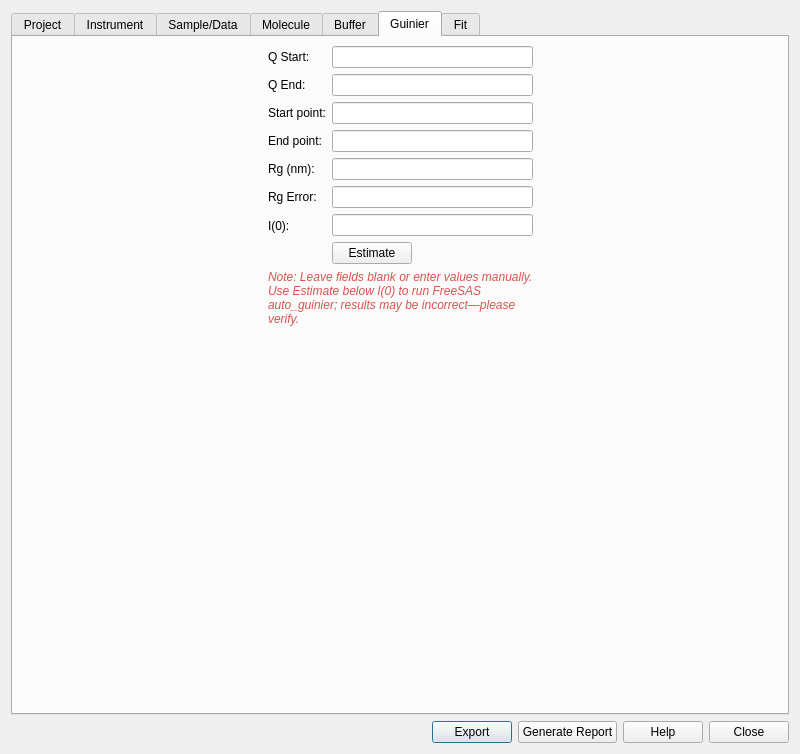
First picture: the form in src/sas/qtgui/Utilities/SASBDB/UI/SASBDBDialogUI.ui, repository SasView/sasview, before the edit.
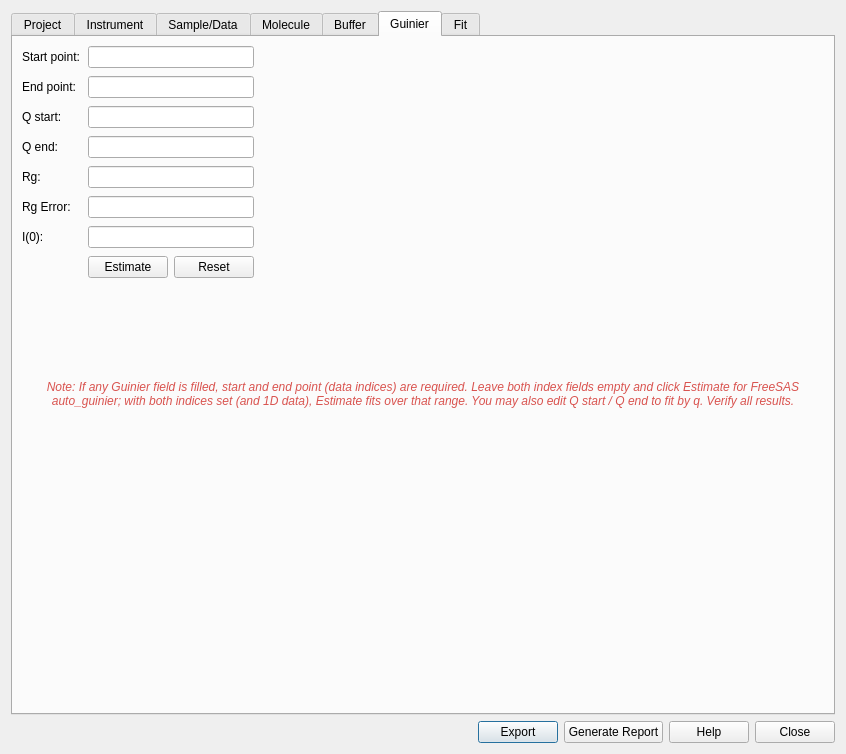
Second picture: the form after the edit. The open tabs and pages were chosen to show the change.

Commit message: Adding more Guiner functionality and plot

The edit to the form file:
```diff
--- a/src/sas/qtgui/Utilities/SASBDB/UI/SASBDBDialogUI.ui
+++ b/src/sas/qtgui/Utilities/SASBDB/UI/SASBDBDialogUI.ui
@@ -529,70 +529,62 @@
        <string>Guinier</string>
       </attribute>
       <layout class="QVBoxLayout" name="verticalLayoutGuinier">
+       <property name="spacing">
+        <number>10</number>
+       </property>
        <item>
         <layout class="QHBoxLayout" name="horizontalLayoutGuinier">
          <item>
-          <spacer name="horizontalSpacerGuinierLeft">
-           <property name="orientation">
-            <enum>Qt::Horizontal</enum>
+          <layout class="QVBoxLayout" name="verticalLayoutGuinierLeft">
+           <property name="spacing">
+            <number>8</number>
            </property>
-           <property name="sizeHint" stdset="0">
-            <size>
-             <width>40</width>
-             <height>20</height>
-            </size>
-           </property>
-           <property name="sizeType">
-            <enum>QSizePolicy::Expanding</enum>
-           </property>
-          </spacer>
-         </item>
          <item>
           <layout class="QFormLayout" name="formLayoutGuinier">
          <item row="0" column="0">
-          <widget class="QLabel" name="lblGuinierRangeStart">
+        <widget class="QLabel" name="lblGuinierStartPoint">
          <property name="text">
-          <string>Q Start:</string>
+          <string>Start point:</string>
          </property>
         </widget>
        </item>
        <item row="0" column="1">
-        <widget class="QLineEdit" name="txtGuinierRangeStart"/>
+        <widget class="QLineEdit" name="txtGuinierStartPoint"/>
        </item>
        <item row="1" column="0">
-        <widget class="QLabel" name="lblGuinierRangeEnd">
+        <widget class="QLabel" name="lblGuinierEndPoint">
          <property name="text">
-          <string>Q End:</string>
+          <string>End point:</string>
          </property>
         </widget>
        </item>
        <item row="1" column="1">
-        <widget class="QLineEdit" name="txtGuinierRangeEnd"/>
+        <widget class="QLineEdit" name="txtGuinierEndPoint"/>
        </item>
        <item row="2" column="0">
-        <widget class="QLabel" name="lblGuinierStartPoint">
+          <widget class="QLabel" name="lblGuinierRangeStart">
          <property name="text">
-          <string>Start point:</string>
+          <string>Q start:</string>
          </property>
         </widget>
        </item>
        <item row="2" column="1">
-        <widget class="QLineEdit" name="txtGuinierStartPoint"/>
+        <widget class="QLineEdit" name="txtGuinierRangeStart"/>
        </item>
        <item row="3" column="0">
-        <widget class="QLabel" name="lblGuinierEndPoint">
+        <widget class="QLabel" name="lblGuinierRangeEnd">
          <property name="text">
-          <string>End point:</string>
+          <string>Q end:</string>
          </property>
         </widget>
        </item>
        <item row="3" column="1">
-        <widget class="QLineEdit" name="txtGuinierEndPoint"/>
+        <widget class="QLineEdit" name="txtGuinierRangeEnd"/>
        </item>
        <item row="4" column="0">
         <widget class="QLabel" name="lblGuinierRg">
          <property name="text">
-          <string>Rg (nm):</string>
+          <string>Rg:</string>
          </property>
         </widget>
        </item>
@@ -617,30 +609,20 @@
         </widget>
        </item>
        <item row="6" column="1">
-        <widget class="QWidget" name="widgetGuinierI0Column">
-         <layout class="QVBoxLayout" name="verticalLayoutGuinierI0">
-          <property name="leftMargin">
-           <number>0</number>
-          </property>
-          <property name="topMargin">
-           <number>0</number>
-          </property>
-          <property name="rightMargin">
-           <number>0</number>
-          </property>
-          <property name="bottomMargin">
-           <number>0</number>
-          </property>
-          <property name="spacing">
-           <number>6</number>
-          </property>
-          <item>
            <widget class="QLineEdit" name="txtGuinierI0"/>
           </item>
-          <item>
+       <item row="7" column="0">
+        <widget class="QLabel" name="lblGuinierEstimateRow">
+         <property name="text">
+          <string/>
+         </property>
+        </widget>
+       </item>
+       <item row="7" column="1">
+        <widget class="QWidget" name="widgetGuinierButtons">
            <layout class="QHBoxLayout" name="horizontalLayoutGuinierEstimate">
             <property name="spacing">
-             <number>0</number>
+           <number>6</number>
             </property>
             <property name="leftMargin">
              <number>0</number>
@@ -666,7 +648,23 @@
                <string>Estimate</string>
               </property>
               <property name="toolTip">
-               <string>Run freesas auto_guinier on the current 1D dataset and fill the Guinier fields.</string>
+             <string>With start and end point empty: run FreeSAS auto_guinier. With both indices set (and 1D data): fit ln(I) vs q² over that index range. You can also set Q start and Q end instead to fit by q.</string>
+            </property>
+           </widget>
+          </item>
+          <item>
+           <widget class="QPushButton" name="btnGuinierReset">
+            <property name="autoDefault">
+             <bool>false</bool>
+            </property>
+            <property name="default">
+             <bool>false</bool>
+            </property>
+            <property name="text">
+             <string>Reset</string>
+            </property>
+            <property name="toolTip">
+             <string>Clear all Guinier fields and the plot.</string>
               </property>
              </widget>
             </item>
@@ -677,52 +675,67 @@
               </property>
               <property name="sizeHint" stdset="0">
                <size>
-                <width>40</width>
+              <width>0</width>
                 <height>20</height>
                </size>
               </property>
               <property name="sizeType">
-               <enum>QSizePolicy::Expanding</enum>
+             <enum>QSizePolicy::Minimum</enum>
               </property>
              </spacer>
             </item>
            </layout>
-          </item>
-         </layout>
-        </widget>
-       </item>
-       <item row="7" column="0" colspan="2">
+        </widget>
+       </item>
+            </layout>
+           </item>
+          </layout>
+         </item>
+         <item>
+          <widget class="QWidget" name="widgetGuinierPlot">
+           <property name="minimumSize">
+            <size>
+             <width>560</width>
+             <height>240</height>
+            </size>
+           </property>
+           <property name="maximumSize">
+            <size>
+             <width>16777215</width>
+             <height>376</height>
+            </size>
+           </property>
+           <property name="sizePolicy">
+            <sizepolicy hsizetype="Preferred" vsizetype="Fixed">
+             <horstretch>1</horstretch>
+             <verstretch>0</verstretch>
+            </sizepolicy>
+           </property>
+          </widget>
+         </item>
+        </layout>
+       </item>
+       <item>
         <widget class="QLabel" name="lblGuinierNote">
          <property name="text">
-          <string>Note: Leave fields blank or enter values manually. Use Estimate below I(0) to run FreeSAS auto_guinier; results may be incorrect—please verify.</string>
+          <string>Note: If any Guinier field is filled, start and end point (data indices) are required. Leave both index fields empty and click Estimate for FreeSAS auto_guinier; with both indices set (and 1D data), Estimate fits over that range. You may also edit Q start / Q end to fit by q. Verify all results.</string>
          </property>
          <property name="wordWrap">
           <bool>true</bool>
          </property>
+         <property name="alignment">
+          <set>Qt::AlignHCenter|Qt::AlignTop</set>
+         </property>
+         <property name="sizePolicy">
+          <sizepolicy hsizetype="Expanding" vsizetype="Preferred">
+           <horstretch>0</horstretch>
+           <verstretch>0</verstretch>
+          </sizepolicy>
+         </property>
          <property name="styleSheet">
           <string>color: #d9534f; font-style: italic;</string>
          </property>
         </widget>
-       </item>
-        </layout>
-         </item>
-         <item>
-          <spacer name="horizontalSpacerGuinierRight">
-           <property name="orientation">
-            <enum>Qt::Horizontal</enum>
-           </property>
-           <property name="sizeHint" stdset="0">
-            <size>
-             <width>40</width>
-             <height>20</height>
-            </size>
-           </property>
-           <property name="sizeType">
-            <enum>QSizePolicy::Expanding</enum>
-           </property>
-          </spacer>
-         </item>
-        </layout>
        </item>
       </layout>
      </widget>
```
Left out of the diff: 2 changed lines with no effect on the pictures. Lines whose indentation alone changed are shown as unchanged. The commit also changes 5 other files.
